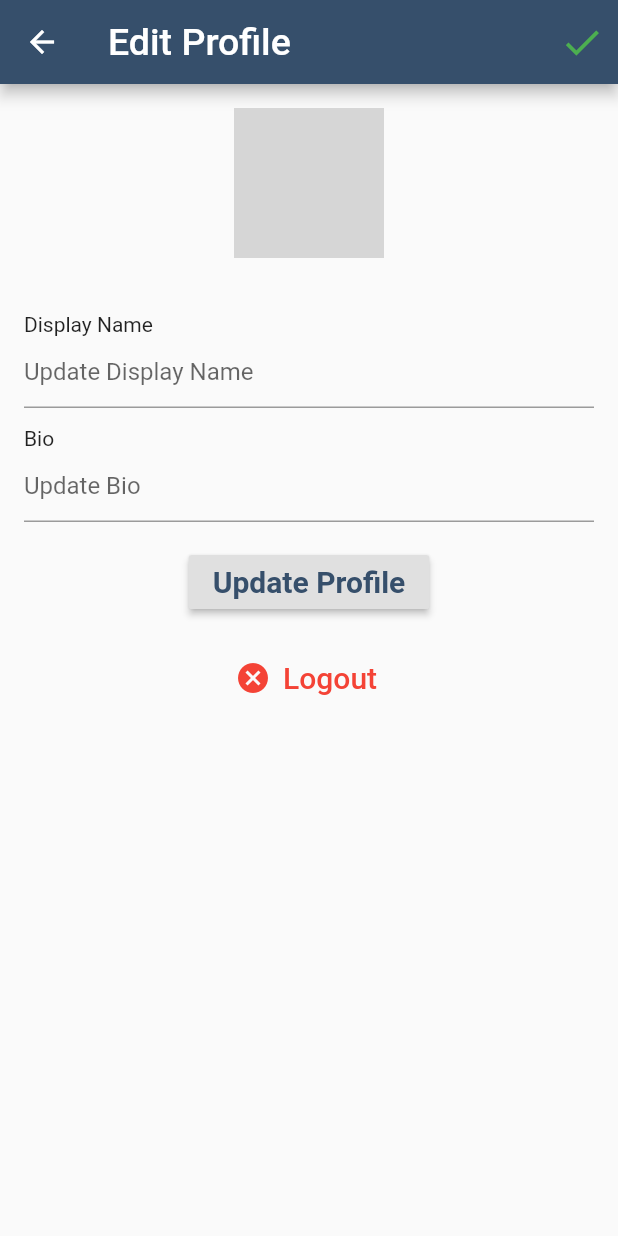
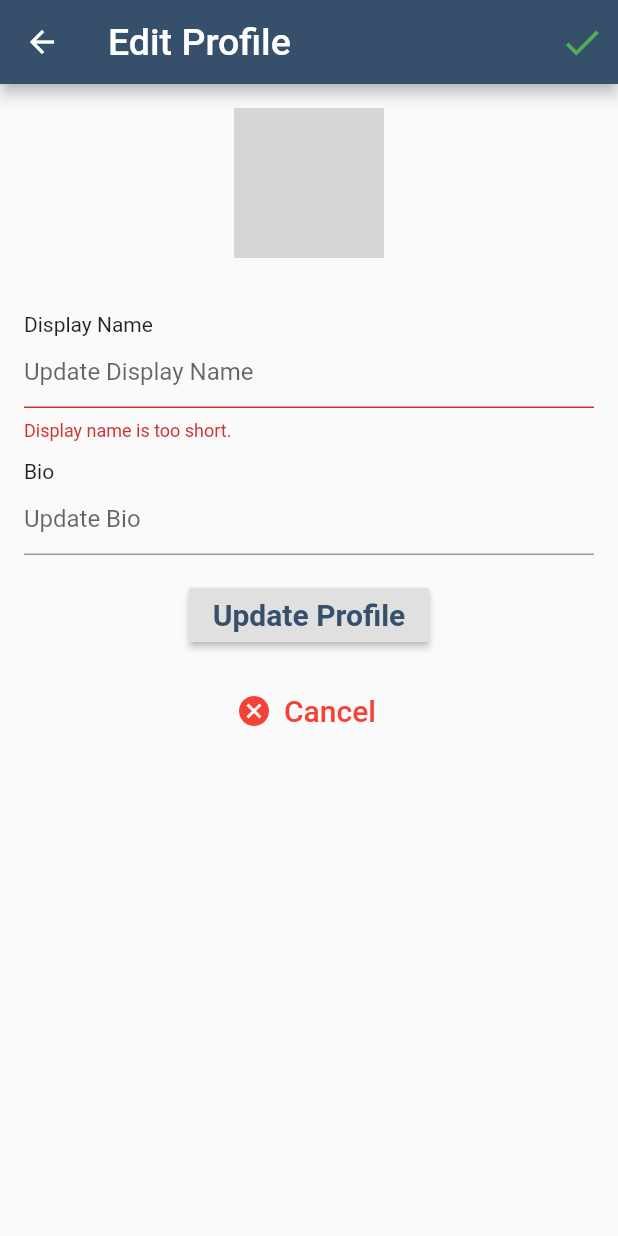
Before and after one commit to Georges1998/social-app, a Flutter app: the EditProfile screen opened directly, after a tap on "Update Profile", on a phone screen of 412 x 824 dp. Run offline on Flutter 3.47's test engine with Material 2 defaults, Android fonts, the phone set to English and light mode, and no system bars; our stand-ins replace cached_network_image, cloud_firestore, firebase_storage, geolocator, google_sign_in, image_picker; accounts and stored records are empty; network calls fail; grey boxes are pictures that could not be loaded.

Commit message:
EDIT PROFILE DONE :cheers:

```diff
--- a/mobile_frontend/lib/pages/edit_profile.dart
+++ b/mobile_frontend/lib/pages/edit_profile.dart
@@ -2,6 +2,7 @@ import 'package:cached_network_image/cached_network_image.dart';
 import 'package:cloud_firestore/cloud_firestore.dart';
 import "package:flutter/material.dart";
 import 'package:mobile_frontend/models/user.dart';
+import 'package:mobile_frontend/pages/home.dart';
 import 'package:mobile_frontend/pages/timeline.dart';
 import 'package:mobile_frontend/widgets/progress.dart';
 
@@ -19,6 +20,9 @@ class _EditProfileState extends State<EditProfile> {
   TextEditingController bioController = TextEditingController();
   bool isLoading = false;
   User user;
+  bool _displayNameValid = true;
+  bool _bioValid = true;
+  final  _scaffoldKey = GlobalKey<ScaffoldState>();
   @override
   void initState() {
     // TODO: implement initState
@@ -39,6 +43,27 @@ class _EditProfileState extends State<EditProfile> {
     });
   }
 
+  updateProfileData() {
+    setState(() {
+      displayNameController.text.trim().length < 3 ||
+              displayNameController.text.isEmpty
+          ? _displayNameValid = false
+          : _displayNameValid = true;
+      bioController.text.trim().length > 150
+          ? _bioValid = false
+          : _bioValid = true;
+    });
+
+    if (_displayNameValid && _bioValid) {
+      userRef.document(widget.currentUserId).updateData({
+        "displayName": displayNameController.text,
+        "bio": bioController.text
+      });
+      SnackBar snackbar = SnackBar(content: Text("Profile Updated!"),);
+      _scaffoldKey.currentState.showSnackBar(snackbar);
+    }
+  }
+
   buildDisplayName() {
     return Column(
       crossAxisAlignment: CrossAxisAlignment.start,
@@ -51,6 +76,7 @@ class _EditProfileState extends State<EditProfile> {
           controller: displayNameController,
           decoration: InputDecoration(
             hintText: "Update Display Name",
+            errorText: _displayNameValid ? null : "Display name is too short."
           ),
         )
       ],
@@ -69,6 +95,7 @@ class _EditProfileState extends State<EditProfile> {
           controller: bioController,
           decoration: InputDecoration(
             hintText: "Update Bio",
+            errorText: _bioValid ? null : "Bio is too long."
           ),
         )
       ],
@@ -78,6 +105,7 @@ class _EditProfileState extends State<EditProfile> {
   @override
   Widget build(BuildContext context) {
     return Scaffold(
+      key: _scaffoldKey,
       appBar: AppBar(
         backgroundColor: Theme.of(context).primaryColor,
         title: Text(
@@ -120,7 +148,7 @@ class _EditProfileState extends State<EditProfile> {
                         ),
                       ),
                       RaisedButton(
-                        onPressed: () => print("update Profile Data"),
+                        onPressed: updateProfileData,
                         child: Text(
                           "Update Profile",
                           style: TextStyle(
@@ -132,12 +160,15 @@ class _EditProfileState extends State<EditProfile> {
                       Padding(
                         padding: EdgeInsets.all(16.0),
                         child: FlatButton.icon(
-                          onPressed: () => print("Logout"),
+                          onPressed: () => print("Cancel"),
                           icon: Icon(
                             Icons.cancel,
                             color: Colors.red,
                           ),
-                          label: Text("Logout", style: TextStyle(color: Colors.red, fontSize: 20),),
+                          label: Text(
+                            "Cancel",
+                            style: TextStyle(color: Colors.red, fontSize: 20),
+                          ),
                         ),
                       )
                     ],
--- a/mobile_frontend/lib/pages/search.dart
+++ b/mobile_frontend/lib/pages/search.dart
@@ -16,7 +16,7 @@ class _SearchState extends State<Search> {
 
   handleSearch(String query) {
     Future<QuerySnapshot> users =
-        userRef.where('username', isGreaterThanOrEqualTo: query).getDocuments();
+        userRef.where('displayName', isGreaterThanOrEqualTo: query).getDocuments();
     setState(() {
       searchResultsFuture = users;
     });
```
